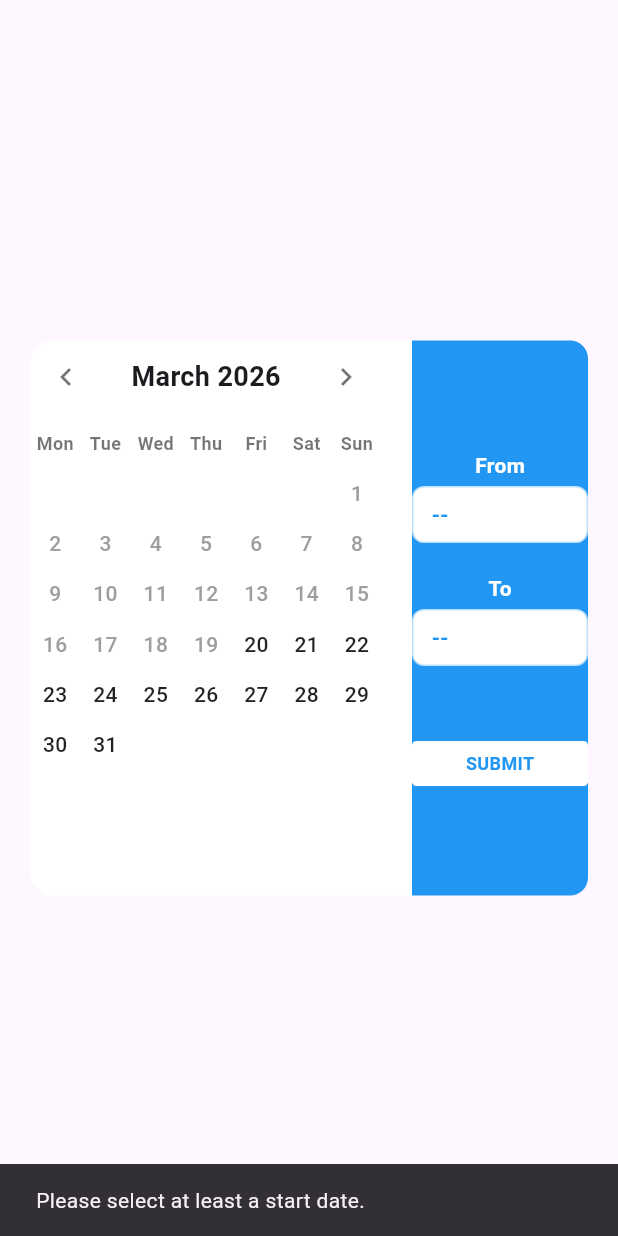
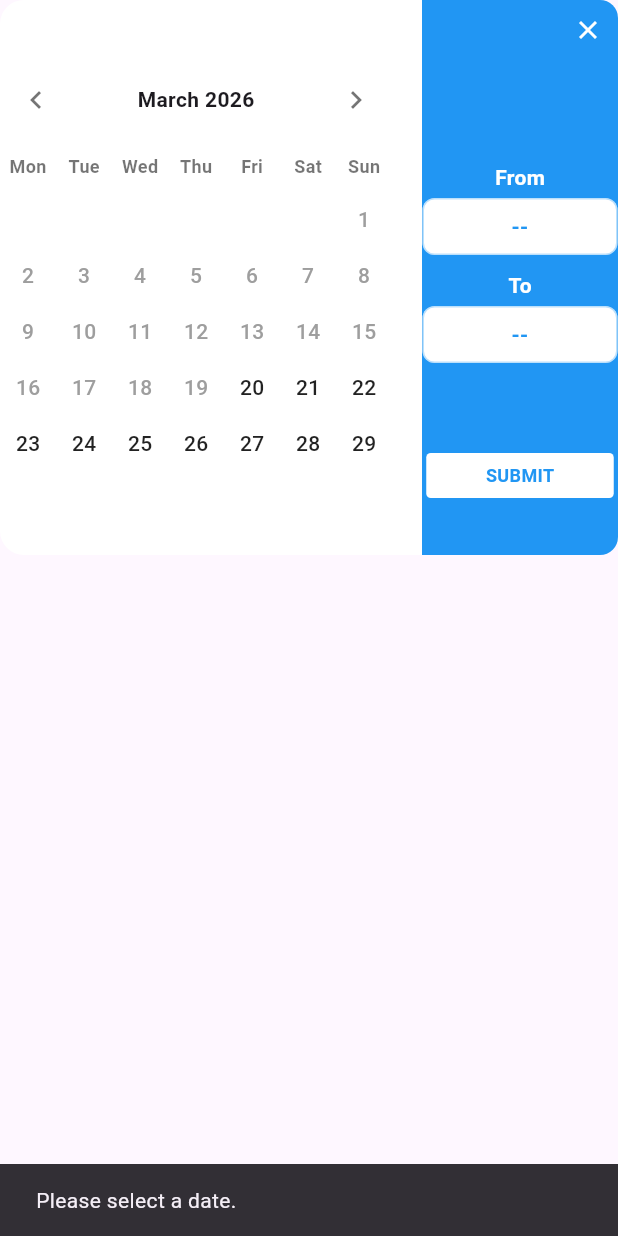
Before and after one commit to MontasirOpi/date_range_picker, a Flutter app: the CustomDateRangePicker widget shown alone on an empty page, opened directly, after a tap on "SUBMIT", on a phone screen of 412 x 824 dp. Run offline on Flutter 3.47's test engine with Material 3 defaults, Android fonts, the light colour scheme and no system bars.

Commit message:
Update custom date range picker and bump version

```diff
--- a/lib/src/custom_date_range_picker.dart
+++ b/lib/src/custom_date_range_picker.dart
@@ -1,19 +1,45 @@
+// ignore_for_file: curly_braces_in_flow_control_structures
+
 import 'package:flutter/material.dart';
 
-/// A customizable date range picker presented as a dialog.
+/// Shows a custom date range picker dialog.
 ///
-/// Use this widget with `showDialog` to let users pick a start and end date.
-/// The [onSubmit] callback will be invoked with a non-null [DateTimeRange]
-/// when the user taps the submit button. The picker disallows selecting past
-/// dates (relative to `DateTime.now()`).
+/// Use this method to let users pick a start and end date (or single date).
+/// The [isRange] parameter defaults to true. When false, single date selection is enabled.
+Future<DateTimeRange?> showCustomDateRangePicker(
+  BuildContext context, {
+  bool isRange = true,
+  Color primaryColor = const Color(0xFF0046D1),
+  DateTime? initialMonth,
+}) {
+  return showDialog<DateTimeRange>(
+    context: context,
+    builder: (context) {
+      return Dialog(
+        backgroundColor: Colors.white,
+        insetPadding: const EdgeInsets.symmetric(horizontal: 20, vertical: 40),
+        shape: RoundedRectangleBorder(borderRadius: BorderRadius.circular(16)),
+        child: CustomDateRangePicker(
+          isRange: isRange,
+          primaryColor: primaryColor,
+          initialMonth: initialMonth,
+          onSubmit: (range) => Navigator.pop(context, range),
+        ),
+      );
+    },
+  );
+}
+
 class CustomDateRangePicker extends StatefulWidget {
+  final bool isRange;
   final Color primaryColor;
   final Function(DateTimeRange)? onSubmit;
   final DateTime? initialMonth;
 
   const CustomDateRangePicker({
     super.key,
-    this.primaryColor = Colors.blue,
+    this.isRange = true,
+    this.primaryColor = const Color(0xFF0046D1),
     this.onSubmit,
     this.initialMonth,
   });
@@ -26,29 +52,30 @@ class _CustomDateRangePickerState extends State<CustomDateRangePicker> {
   DateTime? start;
   DateTime? end;
   late DateTime _focusedMonth;
-  final Color rangeHighlightColor = Colors.blue.shade100;
+  late Color rangeHighlightColor;
 
   @override
   void initState() {
     super.initState();
-    _focusedMonth = widget.initialMonth ?? DateTime.now();
+    _focusedMonth = widget.initialMonth ?? DateUtils.dateOnly(DateTime.now());
+    rangeHighlightColor = widget.primaryColor.withValues(alpha: 0.1);
   }
 
   @override
   Widget build(BuildContext context) {
-    return Dialog(
-      backgroundColor: Colors.white,
-      insetPadding: const EdgeInsets.symmetric(horizontal: 20, vertical: 40),
-      shape: RoundedRectangleBorder(borderRadius: BorderRadius.circular(16)),
-      child: Container(
-        width: 650,
-        height: 370,
+    return Container(
       decoration: BoxDecoration(
         color: Colors.white,
         borderRadius: BorderRadius.circular(16),
       ),
-        child: Row(
+      width: 650,
+      height: 370,
+      child: Column(
+        mainAxisSize: MainAxisSize.min,
+        children: [
+          Row(
             crossAxisAlignment: CrossAxisAlignment.center,
+            mainAxisAlignment: MainAxisAlignment.center,
             children: [
               Expanded(
                 flex: 2,
@@ -56,6 +83,7 @@ class _CustomDateRangePickerState extends State<CustomDateRangePicker> {
                   initialDay: _focusedMonth,
                   start: start,
                   end: end,
+                  isRange: widget.isRange,
                   rangeHighlightColor: rangeHighlightColor,
                   onDateChanged: _handleDateChanged,
                   onMonthChanged: (newMonth) {
@@ -68,48 +96,41 @@ class _CustomDateRangePickerState extends State<CustomDateRangePicker> {
               const SizedBox(width: 20),
               Expanded(
                 flex: 1,
+                child: SizedBox(
+                  height: 370,
+                  child: Stack(
+                    children: [
+                      Positioned.fill(
                         child: Container(
-                height: 370,
                           decoration: BoxDecoration(
-                  color: widget.primaryColor,
                             borderRadius: const BorderRadius.only(
                               topRight: Radius.circular(12),
                               bottomRight: Radius.circular(12),
                             ),
+                            color: widget.primaryColor,
                           ),
                           child: Column(
+                            crossAxisAlignment: CrossAxisAlignment.center,
                             mainAxisAlignment: MainAxisAlignment.center,
                             children: [
-                    _dateInput("From", start, widget.primaryColor),
+                              // Adjust spacing based on mode
+                              SizedBox(height: widget.isRange ? 70 : 100),
+                              _dateInput(
+                                widget.isRange ? "From" : "Selected Date",
+                                start,
+                                widget.primaryColor,
+                              ),
+                              if (widget.isRange) ...[
                                 const SizedBox(height: 10),
-                    _dateInput("To", end, widget.primaryColor),
-                    const SizedBox(height: 40),
+                                _dateInput(
+                                  "To",
+                                  end,
+                                  widget.primaryColor,
+                                ),
+                              ],
+                              const SizedBox(height: 60),
                               GestureDetector(
-                      onTap: () {
-                        if (start != null && end != null) {
-                          if (widget.onSubmit != null) {
-                            widget.onSubmit!(
-                              DateTimeRange(start: start!, end: end!),
-                            );
-                          }
-                          Navigator.pop(context);
-                        } else if (start != null && end == null) {
-                          if (widget.onSubmit != null) {
-                            widget.onSubmit!(
-                              DateTimeRange(start: start!, end: start!),
-                            );
-                          }
-                          Navigator.pop(context);
-                        } else {
-                          ScaffoldMessenger.of(context).showSnackBar(
-                            const SnackBar(
-                              content: Text(
-                                "Please select at least a start date.",
-                              ),
-                            ),
-                          );
-                        }
-                      },
+                                onTap: _submitSelection,
                                 child: Container(
                                   width: 125,
                                   height: 30,
@@ -132,8 +153,31 @@ class _CustomDateRangePickerState extends State<CustomDateRangePicker> {
                           ),
                         ),
                       ),
+                      Positioned(
+                        top: 0,
+                        right: 0,
+                        child: GestureDetector(
+                          onTap: () {
+                            // Ensure dialog closes correctly even if wrapped
+                            if (Navigator.canPop(context)) {
+                              Navigator.pop(context);
+                            }
+                          },
+                          child: const SizedBox(
+                            height: 40,
+                            width: 40,
+                            child: Icon(Icons.close,
+                                color: Colors.white, size: 20),
+                          ),
+                        ),
+                      ),
                     ],
                   ),
+                ),
+              ),
+            ],
+          ),
+        ],
       ),
     );
   }
@@ -144,6 +188,12 @@ class _CustomDateRangePickerState extends State<CustomDateRangePicker> {
       final today = DateUtils.dateOnly(DateTime.now());
       if (selectedDate.isBefore(today)) return;
 
+      if (!widget.isRange) {
+        // Single Date Mode
+        start = selectedDate;
+        end = null;
+      } else {
+        // Range Mode
         if (start == null || end != null) {
           start = selectedDate;
           end = null;
@@ -154,9 +204,7 @@ class _CustomDateRangePickerState extends State<CustomDateRangePicker> {
             start = selectedDate;
             end = null;
           } else {
-          if (start != null && end == null) {
-            end = selectedDate;
-          } else {
+            // Deselecting the same day
             start = null;
             end = null;
           }
@@ -165,16 +213,42 @@ class _CustomDateRangePickerState extends State<CustomDateRangePicker> {
     });
   }
 
+  void _submitSelection() {
+    if (start != null) {
+      if (widget.isRange && end != null) {
+        // Valid Range Trip
+        if (widget.onSubmit != null) {
+          widget.onSubmit!(DateTimeRange(start: start!, end: end!));
+        } else {
+          Navigator.pop(context, DateTimeRange(start: start!, end: end!));
+        }
+      } else if (!widget.isRange) {
+        // Valid Single Date
+        if (widget.onSubmit != null) {
+          widget.onSubmit!(DateTimeRange(start: start!, end: start!));
+        } else {
+          Navigator.pop(context, DateTimeRange(start: start!, end: start!));
+        }
+      } else {
+        ScaffoldMessenger.of(context).showSnackBar(
+          const SnackBar(content: Text("Please select a return date.")),
+        );
+      }
+    } else {
+      ScaffoldMessenger.of(context).showSnackBar(
+        const SnackBar(content: Text("Please select a date.")),
+      );
+    }
+  }
+
   Widget _dateInput(String label, DateTime? date, Color color) {
     return Column(
+      crossAxisAlignment: CrossAxisAlignment.center,
       children: [
         Text(
           label,
           style: const TextStyle(
-            fontSize: 14,
-            color: Colors.white,
-            fontWeight: FontWeight.w600,
-          ),
+              fontSize: 14, color: Colors.white, fontWeight: FontWeight.w600),
         ),
         const SizedBox(height: 4),
         Container(
@@ -186,22 +260,17 @@ class _CustomDateRangePickerState extends State<CustomDateRangePicker> {
             borderRadius: BorderRadius.circular(8),
           ),
           child: Text(
-            date != null
-                ? "${date.day} ${_month(date.month)} ${date.year}"
-                : "--",
+            date != null ? "${date.day} ${_m(date.month)} ${date.year}" : "--",
+            textAlign: TextAlign.center,
             style: TextStyle(
-              fontSize: 14,
-              color: color,
-              fontWeight: FontWeight.bold,
+                fontSize: 14, color: color, fontWeight: FontWeight.bold),
           ),
         ),
-        ),
-        const SizedBox(height: 10),
       ],
     );
   }
 
-  String _month(int m) {
+  String _m(int m) {
     const months = [
       "Jan",
       "Feb",
@@ -214,7 +283,7 @@ class _CustomDateRangePickerState extends State<CustomDateRangePicker> {
       "Sep",
       "Oct",
       "Nov",
-      "Dec",
+      "Dec"
     ];
     return months[m - 1];
   }
@@ -224,6 +293,7 @@ class _RangeCalendar extends StatelessWidget {
   final DateTime initialDay;
   final DateTime? start;
   final DateTime? end;
+  final bool isRange;
   final Color rangeHighlightColor;
   final ValueChanged<DateTime> onDateChanged;
   final ValueChanged<DateTime> onMonthChanged;
@@ -232,6 +302,7 @@ class _RangeCalendar extends StatelessWidget {
     required this.initialDay,
     required this.start,
     required this.end,
+    required this.isRange,
     required this.rangeHighlightColor,
     required this.onDateChanged,
     required this.onMonthChanged,
@@ -241,14 +312,12 @@ class _RangeCalendar extends StatelessWidget {
   Widget build(BuildContext context) {
     final today = DateUtils.dateOnly(DateTime.now());
     final currentMonth = DateUtils.dateOnly(initialDay);
-    final daysInMonth = DateUtils.getDaysInMonth(
-      currentMonth.year,
-      currentMonth.month,
-    );
+    final daysInMonth =
+        DateUtils.getDaysInMonth(currentMonth.year, currentMonth.month);
     final firstDayOfMonth = DateTime(currentMonth.year, currentMonth.month, 1);
     final firstDayOfWeek = firstDayOfMonth.weekday;
     final leadingSpaces = (firstDayOfWeek % 7 == 0) ? 6 : firstDayOfWeek - 1;
-    final totalCells = 7 + leadingSpaces + daysInMonth;
+    final totalCells = leadingSpaces + daysInMonth;
 
     return Column(
       children: [
@@ -262,23 +331,21 @@ class _RangeCalendar extends StatelessWidget {
               crossAxisCount: 7,
               childAspectRatio: 1.0,
             ),
-            itemCount: totalCells - 7,
+            itemCount: totalCells,
             itemBuilder: (context, index) {
               if (index < leadingSpaces) return const SizedBox.shrink();
 
               final dayOfMonth = index - leadingSpaces + 1;
-              final date = DateTime(
-                currentMonth.year,
-                currentMonth.month,
-                dayOfMonth,
-              );
+              final date =
+                  DateTime(currentMonth.year, currentMonth.month, dayOfMonth);
               final isPast = date.isBefore(today);
 
               bool isSelectedStart =
                   start != null && DateUtils.isSameDay(date, start);
               bool isSelectedEnd =
                   end != null && DateUtils.isSameDay(date, end);
-              bool isIntermediate = start != null &&
+              bool isIntermediate = isRange &&
+                  start != null &&
                   end != null &&
                   date.isAfter(start!) &&
                   date.isBefore(end!);
@@ -289,24 +356,21 @@ class _RangeCalendar extends StatelessWidget {
                   isInRange ? rangeHighlightColor : Colors.transparent;
               Color textColor = isPast
                   ? Colors.grey
-                  : (isSelectedDay ? Colors.white : Colors.black87);
+                  : (isSelectedDay ? Colors.black : Colors.black87);
               BorderRadius borderRadius = BorderRadius.zero;
 
               if (isSelectedDay) {
-                if (isSelectedStart && isSelectedEnd) {
+                if (!isRange || (isSelectedStart && isSelectedEnd)) {
                   borderRadius = BorderRadius.circular(8);
                 } else if (isSelectedStart) {
                   borderRadius = const BorderRadius.only(
                       topLeft: Radius.circular(8),
-                    bottomLeft: Radius.circular(8),
-                  );
+                      bottomLeft: Radius.circular(8));
                 } else if (isSelectedEnd) {
                   borderRadius = const BorderRadius.only(
                       topRight: Radius.circular(8),
-                    bottomRight: Radius.circular(8),
-                  );
+                      bottomRight: Radius.circular(8));
                 }
-                textColor = Colors.black;
               }
 
               return GestureDetector(
@@ -314,19 +378,11 @@ class _RangeCalendar extends StatelessWidget {
                 child: Container(
                   alignment: Alignment.center,
                   decoration: BoxDecoration(
-                    color: backgroundColor,
-                    borderRadius: borderRadius,
-                  ),
-                  child: Container(
-                    padding: const EdgeInsets.all(4),
-                    decoration: const BoxDecoration(shape: BoxShape.circle),
+                      color: backgroundColor, borderRadius: borderRadius),
                   child: Text(
                     dayOfMonth.toString(),
                     style: TextStyle(
-                        color: textColor,
-                        fontWeight: FontWeight.w500,
-                      ),
-                    ),
+                        color: textColor, fontWeight: FontWeight.w500),
                   ),
                 ),
               );
@@ -349,8 +405,8 @@ class _RangeCalendar extends StatelessWidget {
                 onMonthChanged(DateUtils.addMonthsToMonthDate(month, -1)),
           ),
           Text(
-            "${_month(month.month)} ${month.year}",
-            style: const TextStyle(fontSize: 18, fontWeight: FontWeight.bold),
+            "${_m(month.month)} ${month.year}",
+            style: const TextStyle(fontSize: 14, fontWeight: FontWeight.bold),
           ),
           IconButton(
             icon: const Icon(Icons.chevron_right, color: Colors.black54),
@@ -369,26 +425,21 @@ class _RangeCalendar extends StatelessWidget {
       child: Row(
         mainAxisAlignment: MainAxisAlignment.spaceBetween,
         children: days
-            .map(
-              (day) => Expanded(
+            .map((day) => Expanded(
                   child: Center(
-                  child: Text(
-                    day,
+                    child: Text(day,
                         style: const TextStyle(
                             fontSize: 12,
                             color: Colors.black54,
-                      fontWeight: FontWeight.bold,
+                            fontWeight: FontWeight.bold)),
                   ),
-                  ),
-                ),
-              ),
-            )
+                ))
             .toList(),
       ),
     );
   }
 
-  String _month(int m) {
+  String _m(int m) {
     const months = [
       "January",
       "February",
@@ -401,7 +452,7 @@ class _RangeCalendar extends StatelessWidget {
       "September",
       "October",
       "November",
-      "December",
+      "December"
     ];
     return months[m - 1];
   }
--- a/pubspec.yaml
+++ b/pubspec.yaml
@@ -16,7 +16,7 @@ description: "A customizable Flutter date range picker dialog widget with flexib
 # https://developer.apple.com/library/archive/documentation/General/Reference/InfoPlistKeyReference/Articles/CoreFoundationKeys.html
 # In Windows, build-name is used as the major, minor, and patch parts
 # of the product and file versions while build-number is used as the build suffix.
-version: 1.0.8+1
+version: 1.0.9+1
 
 environment:
   sdk: ">=3.0.0 <4.0.0"
```
Also changed, not shown: pubspec.lock, 1 other file. Lines whose indentation alone changed are shown as unchanged.
